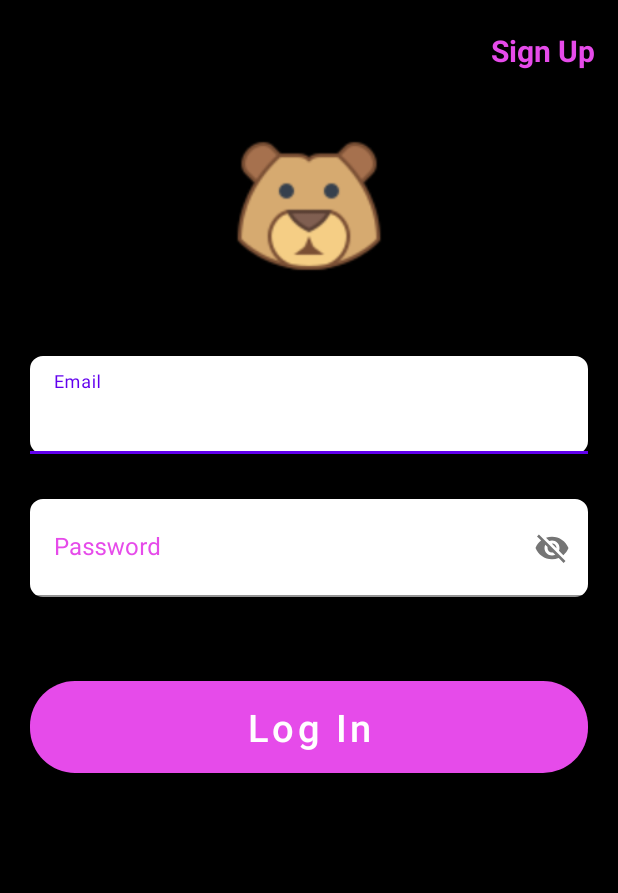
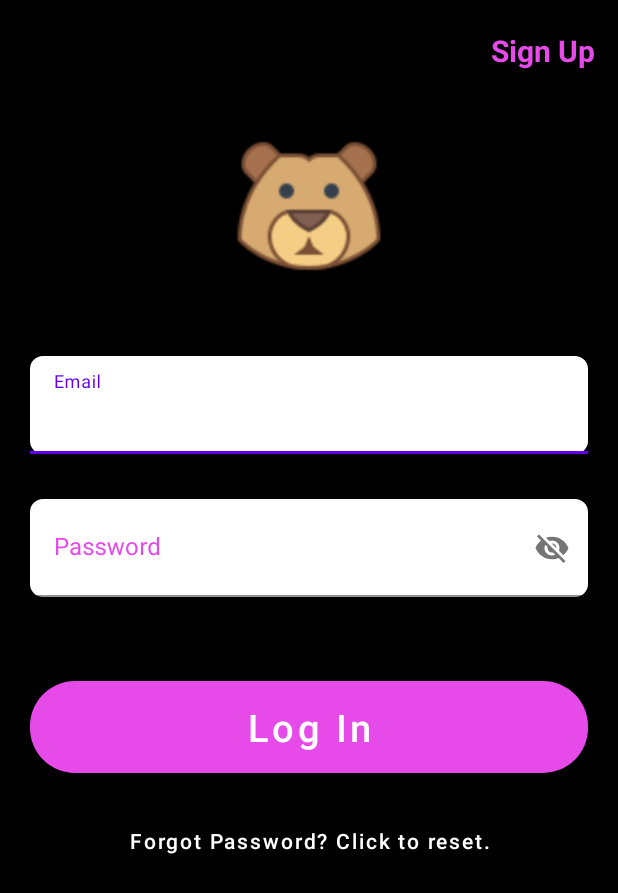
Before and after one commit to AhsanQamr/FoodOrderApp, an Android app: the screen it shows after launch (Login), on a phone screen of 412 x 824 dp. Shown: the top 893 px of the screen. Run offline under Robolectric (Android 15) with nearby library versions, the phone set to English and light mode, and no system bars; our stand-ins replace Firebase (no records; nobody signed in at launch, a user with empty details on screens opened directly).

Commit message:
forgot password done

```diff
--- a/app/src/main/java/com/i192048/project/Login.java
+++ b/app/src/main/java/com/i192048/project/Login.java
@@ -29,6 +29,8 @@ public class Login extends AppCompatActivity {
     EditText email,password;
     FirebaseAuth mAuth;
     ProgressDialog progressDialog;
+    Button forgotPassword;
+
     @SuppressLint("MissingInflatedId")
     @Override
     protected void onCreate(Bundle savedInstanceState) {
@@ -42,12 +44,19 @@ public class Login extends AppCompatActivity {
         mAuth = FirebaseAuth.getInstance();
         progressDialog = new ProgressDialog(this);
         progressDialog.setTitle("Logging in");
-        //progressDialog.setMessage("Please wait while we create your account");
+        forgotPassword = findViewById(R.id.forgot_password);
 
         Login.setOnClickListener(new View.OnClickListener() {
             @Override
             public void onClick(View view) {
                 loginUser();
+            }
+        });
+
+        forgotPassword.setOnClickListener(new View.OnClickListener() {
+            @Override
+            public void onClick(View view) {
+                startActivity(new Intent(Login.this,ForgotPassword.class));
             }
         });
 
--- a/app/src/main/java/com/i192048/project/MainScreen.java
+++ b/app/src/main/java/com/i192048/project/MainScreen.java
@@ -123,7 +123,6 @@ public class MainScreen extends AppCompatActivity {
                         return true;
                     case R.id.logout:
                         logoutFunctionality();
-                        //return true;
                 }
                 return false;
             }
--- a/app/src/main/res/layout/activity_login.xml
+++ b/app/src/main/res/layout/activity_login.xml
@@ -127,8 +127,17 @@
 
         </LinearLayout>
 
-
-
+        <Button
+            android:id="@+id/forgot_password"
+            android:layout_width="match_parent"
+            android:layout_height="wrap_content"
+            android:backgroundTint="@color/black"
+            android:layout_marginHorizontal="20dp"
+            android:textColor="@color/white"
+            android:text="Forgot Password? Click to reset."
+            android:textAllCaps="false"
+            android:layout_gravity="center"
+            android:layout_margin="15dp"/>
 
     </LinearLayout>
 
```
Also changed, not shown: app/src/main/AndroidManifest.xml (+8 -0 lines), app/src/main/java/com/i192048/project/ForgotPassword.java (added, +82 -0 lines), app/src/main/res/layout/activity_forgot_password.xml (added, +69 -0 lines).
